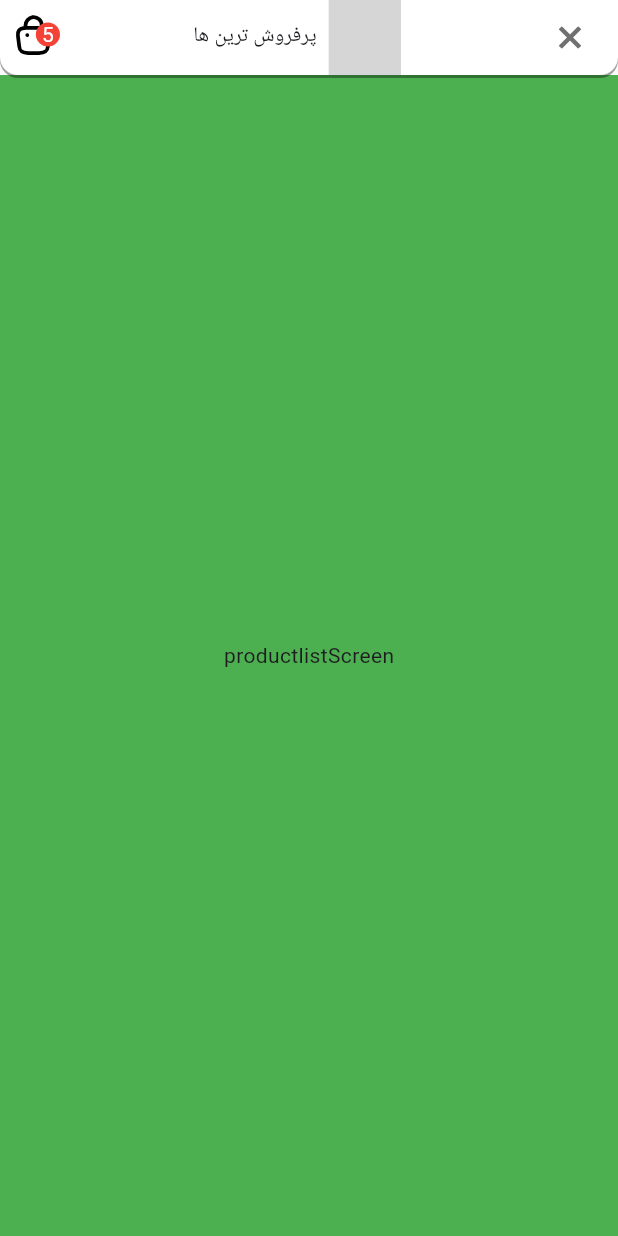
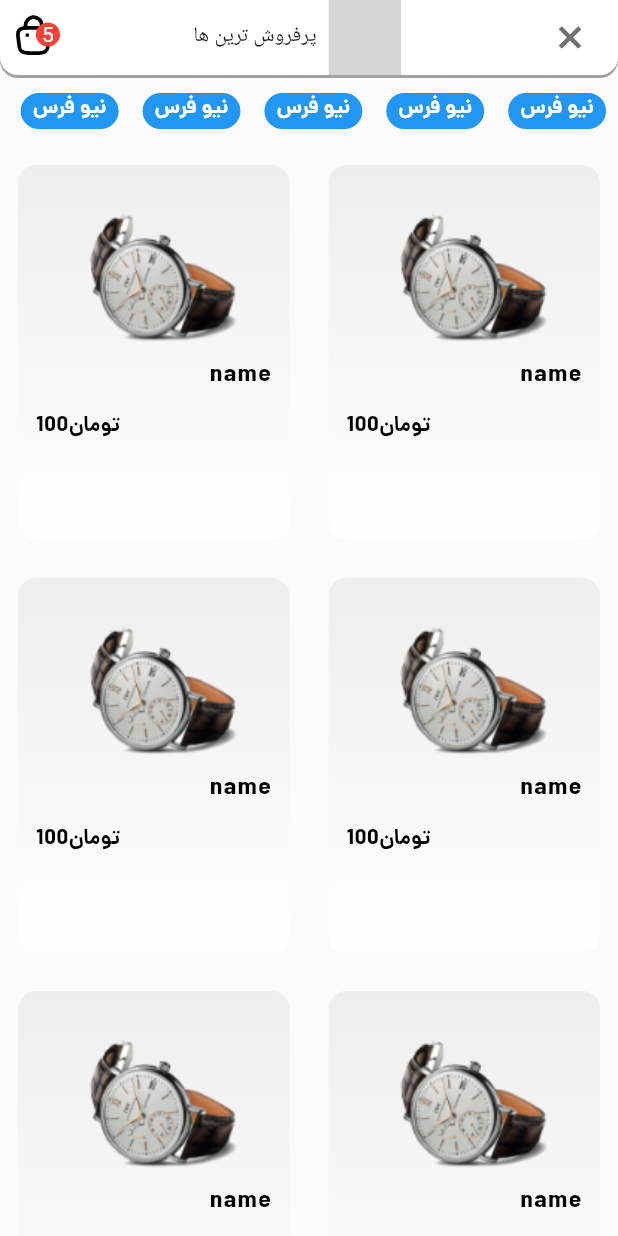
Before and after one commit to amin-khademi/ecommerce_app, a Flutter app: the screen it shows after launch, on a phone screen of 412 x 824 dp. Run offline on Flutter 3.47's test engine with Material 3 defaults, Android fonts, the phone set to English and light mode, and no system bars; drawn by our look-alikes of keyboard_dismisser; our stand-ins replace carousel_slider, flutter_svg; grey boxes are pictures that could not be loaded.

Commit message:
gridview product

```diff
--- a/lib/componets/text_style.dart
+++ b/lib/componets/text_style.dart
@@ -6,6 +6,8 @@ class LightTextStyleApp {
   LightTextStyleApp._();
   static const TextStyle title = TextStyle(
       fontFamily: FontFamily.dana, fontSize: 14, color: LightAppColor.title);
+      static const TextStyle tagTitle = TextStyle(
+      fontFamily: FontFamily.dana, fontSize: 14, color: Colors.white);
   static const TextStyle productTitle = TextStyle(
       fontFamily: FontFamily.dana,
       fontWeight: FontWeight.normal,
--- a/lib/screens/product_list_screen.dart
+++ b/lib/screens/product_list_screen.dart
@@ -1,7 +1,9 @@
 import 'package:ecommerce_app/componets/extentions.dart';
+import 'package:ecommerce_app/componets/text_style.dart';
 import 'package:ecommerce_app/gen/assets.gen.dart';
 import 'package:ecommerce_app/resource/color.dart';
 import 'package:ecommerce_app/resource/dimens.dart';
+import 'package:ecommerce_app/widgets/product_item.dart';
 import 'package:flutter/cupertino.dart';
 import 'package:flutter/material.dart';
 import 'package:flutter_svg/svg.dart';
@@ -29,13 +31,9 @@ class ProductListScreen extends StatelessWidget {
                   onPressed: () {}, icon: SvgPicture.asset(Assets.svg.close)),
             ],
           )),
-        body: Container(
-          color: Colors.green,
-          width: double.infinity,
-          height: double.infinity,
-          child: const Center(child: Text("productlistScreen")),
-        ),
-      ),
+          body: const Column(
+            children: [TagList(), ProductGridView()],
+          )),
     );
   }
 }
@@ -100,8 +98,62 @@ class CartBadge extends StatelessWidget {
                 style: const TextStyle(color: Colors.white),
               ),
             ),
-            ))
+          ),
+        ),
       ],
     );
   }
 }
+
+class TagList extends StatelessWidget {
+  const TagList({super.key});
+
+  @override
+  Widget build(BuildContext context) {
+    return Padding(
+      padding: const EdgeInsets.symmetric(vertical: Dimens.medium),
+      child: SizedBox(
+        height: 24,
+        child: ListView.builder(
+          reverse: true,
+          itemCount: 6,
+          scrollDirection: Axis.horizontal,
+          itemBuilder: (context, index) {
+            return Container(
+              margin: const EdgeInsets.symmetric(horizontal: Dimens.small),
+              padding: const EdgeInsets.symmetric(horizontal: Dimens.small),
+              decoration: BoxDecoration(
+                  color: Colors.blue,
+                  borderRadius: BorderRadius.circular(Dimens.large)),
+              child: const Text(
+                "نیو فرس",
+                style: LightTextStyleApp.tagTitle,
+              ),
+            );
+          },
+        ),
+      ),
+    );
+  }
+}
+
+class ProductGridView extends StatelessWidget {
+  const ProductGridView({super.key});
+
+  @override
+  Widget build(BuildContext context) {
+    return Expanded(
+        child: GridView.builder(
+      itemCount: 20,
+      gridDelegate: const SliverGridDelegateWithFixedCrossAxisCount(
+          crossAxisCount: 2,
+          crossAxisSpacing: 2,
+          mainAxisSpacing: 2,
+          childAspectRatio: .75),
+      itemBuilder: (context, index) => const ProductItem(
+        productPrice: 100,
+        productName: "name",
+      ),
+    ));
+  }
+}
```
Lines whose indentation alone changed are shown as unchanged.
